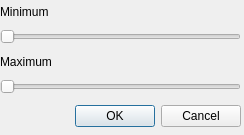
Before: the Qt Designer form src/dialogcontrast.ui in jandernascimento/imageprocessing-umanipulator, drawn with Qt 5.
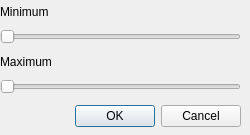
After: the same form once the commit is applied.

Patch:
```diff
--- a/src/dialogcontrast.ui
+++ b/src/dialogcontrast.ui
@@ -6,7 +6,7 @@
    <rect>
     <x>0</x>
     <y>0</y>
-    <width>244</width>
+    <width>250</width>
     <height>135</height>
    </rect>
   </property>
```
Left out of the diff: 2 changed lines with no effect on the pictures.
